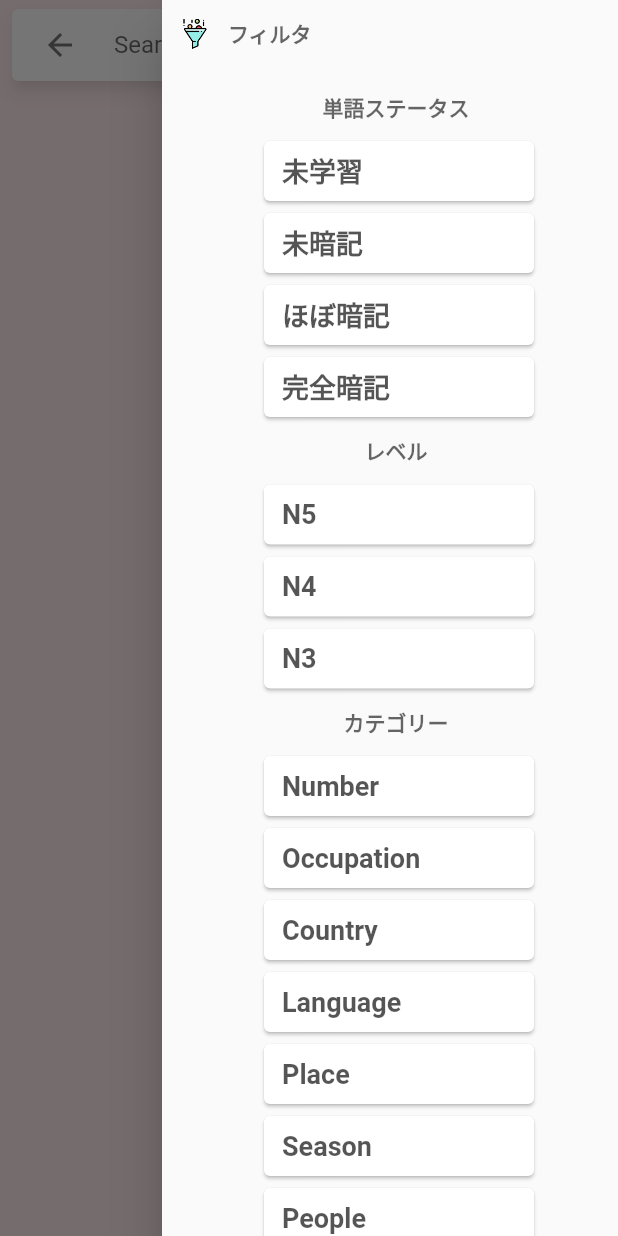
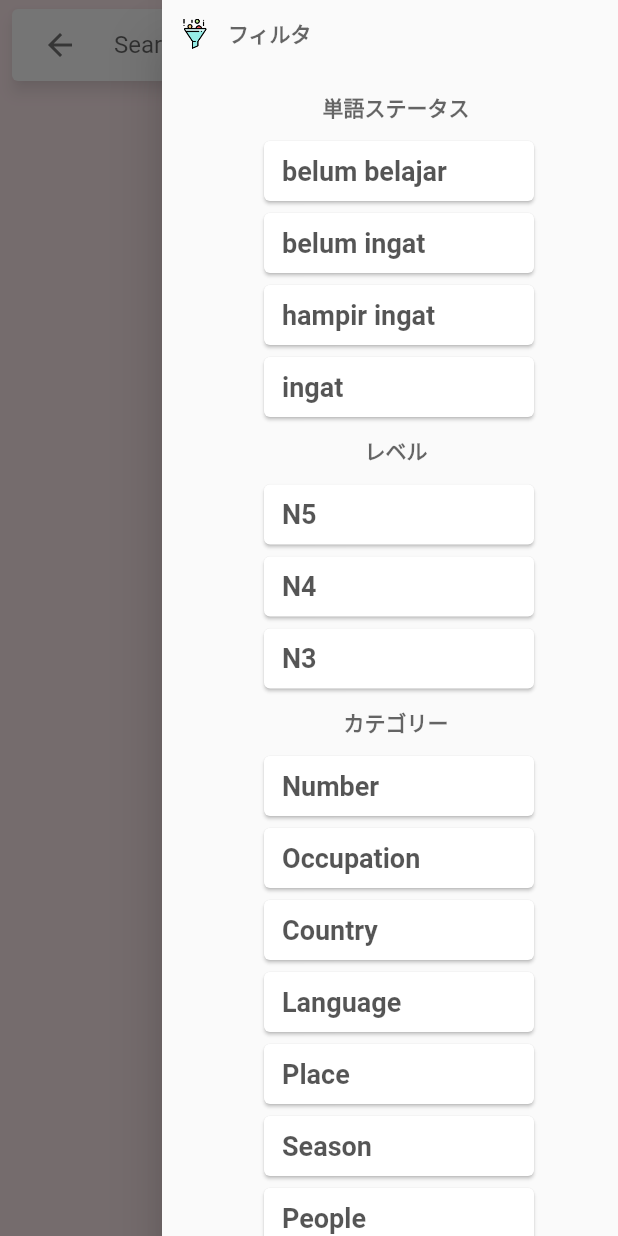
Before and after one commit to Tetsukick/bintango_jp, a Flutter app: the DictionaryScreen screen opened directly, with the side drawer open, on a phone screen of 412 x 824 dp. Run offline on Flutter 3.47's test engine with Material 2 defaults, Android fonts, the phone set to English and light mode, and no system bars; drawn by our look-alikes of auto_size_text, google_mobile_ads, material_floating_search_bar; our stand-ins replace carousel_slider, curved_navigation_bar, dio, firebase_analytics, firebase_core, firebase_crashlytics and 19 more; missing offline and left inert: app_tracking_transparency, flutter_dialogs, flutter_inappwebview, googleapis, social_share; accounts and stored records are empty; generated files the repository leaves out were written again; network calls fail.

Commit message:
フラッシュカード画面修正

```diff
--- a/lib/domain/tango_list_service.dart
+++ b/lib/domain/tango_list_service.dart
@@ -51,6 +51,7 @@ class TangoListController extends StateNotifier<TangoMaster> {
 
     for (var element in entryList) {
       if (element.isEmpty) continue;
+      if (element.length <= 16) continue;
       if (element[1].toString().trim() == ''
           || element[2].toString().trim() == '') {
         continue;
--- a/lib/model/word_status_type.dart
+++ b/lib/model/word_status_type.dart
@@ -16,13 +16,13 @@ extension WordStatusTypeExt on WordStatusType {
   String get title {
     switch (this) {
       case WordStatusType.notLearned:
-        return '未学習';
+        return 'belum belajar';
       case WordStatusType.notRemembered:
-        return '未暗記';
+        return 'belum ingat';
       case WordStatusType.remembered:
-        return 'ほぼ暗記';
+        return 'hampir ingat';
       case WordStatusType.perfectRemembered:
-        return '完全暗記';
+        return 'ingat';
     }
   }
 
@@ -31,11 +31,11 @@ extension WordStatusTypeExt on WordStatusType {
       case WordStatusType.notLearned:
         return '';
       case WordStatusType.notRemembered:
-        return '知らない';
+        return 'tidak tahu';
       case WordStatusType.remembered:
-        return '確認済み';
+        return 'sudah cek';
       case WordStatusType.perfectRemembered:
-        return '完全暗記';
+        return 'ingat';
     }
   }
 
```
Also changed, not shown: lib/screen/flush_card_screen.dart (+15 -13 lines), lib/screen/lesson_selector_screen.dart (+0 -18 lines).
